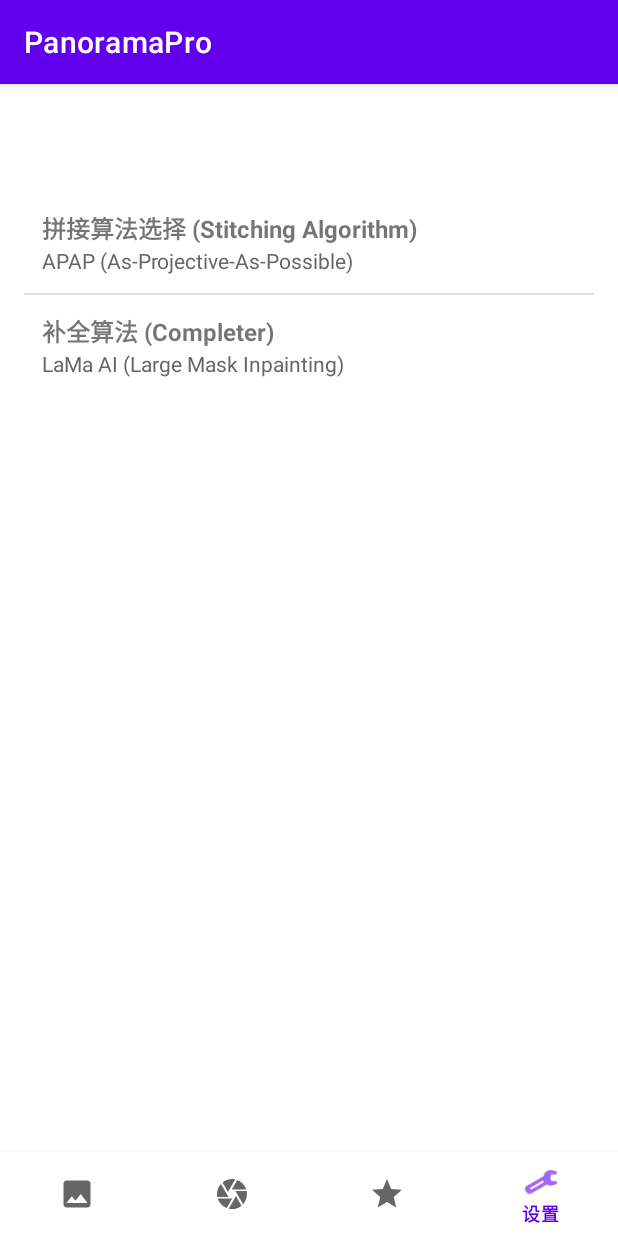
After one commit to saikewei/PanoramaPro, an Android app: the SettingsFragment screen opened through its navigation route, on a phone screen of 412 x 824 dp. The commit adds this screen. Run offline under Robolectric (Android 15) with nearby library versions, the phone set to English and light mode, and no system bars; our stand-ins replace navigation-ui.

Commit message:
添加设置界面

```diff
--- /dev/null
+++ b/app/src/main/java/com/example/panoramapro/ui/settings/SettingsFragment.java
@@ -0,0 +1,84 @@
+package com.example.panoramapro.ui.settings;
+
+import android.content.Context;
+import android.content.SharedPreferences;
+import android.os.Bundle;
+import android.view.LayoutInflater;
+import android.view.View;
+import android.view.ViewGroup;
+import android.widget.TextView;
+import androidx.annotation.NonNull;
+import androidx.annotation.Nullable;
+import androidx.appcompat.app.AlertDialog;
+import androidx.fragment.app.Fragment;
+import com.example.panoramapro.R;
+
+public class SettingsFragment extends Fragment {
+
+    public static final String PREFS_NAME = "panorama_prefs";
+    public static final String KEY_STITCH_ALGO = "stitch_algo";
+    public static final String KEY_COMPLETE_ALGO = "complete_algo";
+
+    private SharedPreferences prefs;
+    private TextView tvStitch, tvComp;
+
+    @Nullable
+    @Override
+    public View onCreateView(@NonNull LayoutInflater inflater, @Nullable ViewGroup container, @Nullable Bundle savedInstanceState) {
+        return inflater.inflate(R.layout.fragment_settings, container, false);
+    }
+
+    @Override
+    public void onViewCreated(@NonNull View view, @Nullable Bundle savedInstanceState) {
+        super.onViewCreated(view, savedInstanceState);
+        prefs = requireContext().getSharedPreferences(PREFS_NAME, Context.MODE_PRIVATE);
+
+        tvStitch = view.findViewById(R.id.tv_current_stitch);
+        tvComp = view.findViewById(R.id.tv_current_comp);
+
+        // 初始化文字
+        refreshTextLabels();
+
+        // 列表项点击事件
+        view.findViewById(R.id.layout_stitch_choice).setOnClickListener(v -> {
+            String[] options = {"APAP (As-Projective-As-Possible)", "SIFT拼接"};
+            String[] values = {"APAP", "BASIC"};
+            showChoiceDialog("选择拼接算法", KEY_STITCH_ALGO, options, values);
+        });
+
+        view.findViewById(R.id.layout_comp_choice).setOnClickListener(v -> {
+            String[] options = {"LaMa AI (Large Mask Inpainting)", "不进行补全 (None)"};
+            String[] values = {"LAMA", "NONE"};
+            showChoiceDialog("选择补全算法", KEY_COMPLETE_ALGO, options, values);
+        });
+    }
+
+    private void showChoiceDialog(String title, String key, String[] options, String[] values) {
+        String currentVal = prefs.getString(key, values[0]);
+        int checkedItem = 0;
+        for (int i = 0; i < values.length; i++) {
+            if (values[i].equals(currentVal)) {
+                checkedItem = i;
+                break;
+            }
+        }
+
+        new AlertDialog.Builder(requireContext())
+                .setTitle(title)
+                .setSingleChoiceItems(options, checkedItem, (dialog, which) -> {
+                    prefs.edit().putString(key, values[which]).apply();
+                    refreshTextLabels(); // 更新界面
+                    dialog.dismiss();
+                })
+                .setNegativeButton("取消", null)
+                .show();
+    }
+
+    private void refreshTextLabels() {
+        String stitch = prefs.getString(KEY_STITCH_ALGO, "APAP");
+        tvStitch.setText(stitch.equals("APAP") ? "APAP (As-Projective-As-Possible)" : "SIFT拼接");
+
+        String comp = prefs.getString(KEY_COMPLETE_ALGO, "LAMA");
+        tvComp.setText(comp.equals("LAMA") ? "LaMa AI (Large Mask Inpainting)" : "不进行补全 (None)");
+    }
+}
--- /dev/null
+++ b/app/src/main/res/layout/fragment_settings.xml
@@ -0,0 +1,61 @@
+<?xml version="1.0" encoding="utf-8"?>
+<LinearLayout xmlns:android="http://schemas.android.com/apk/res/android"
+    android:layout_width="match_parent"
+    android:layout_height="match_parent"
+    android:orientation="vertical"
+    android:fitsSystemWindows="true"
+    android:layout_marginTop="?attr/actionBarSize"
+    android:padding="16dp">
+
+    <LinearLayout
+        android:id="@+id/layout_stitch_choice"
+        android:layout_width="match_parent"
+        android:layout_height="wrap_content"
+        android:orientation="vertical"
+        android:background="?attr/selectableItemBackground"
+        android:padding="12dp">
+
+        <TextView
+            android:layout_width="wrap_content"
+            android:layout_height="wrap_content"
+            android:text="@string/text_stitching_algorithm"
+            android:textSize="16sp"
+            android:textStyle="bold" />
+
+        <TextView
+            android:id="@+id/tv_current_stitch"
+            android:layout_width="wrap_content"
+            android:layout_height="wrap_content"
+            android:text="@string/text_apap_algorithm"
+            android:textColor="#666666" />
+    </LinearLayout>
+
+    <View
+        android:layout_width="match_parent"
+        android:layout_height="1dp"
+        android:background="#DDDDDD" />
+
+    <LinearLayout
+        android:id="@+id/layout_comp_choice"
+        android:layout_width="match_parent"
+        android:layout_height="wrap_content"
+        android:orientation="vertical"
+        android:background="?attr/selectableItemBackground"
+        android:padding="12dp">
+
+        <TextView
+            android:layout_width="wrap_content"
+            android:layout_height="wrap_content"
+            android:text="@string/text_completer_algorithm_choice"
+            android:textSize="16sp"
+            android:textStyle="bold" />
+
+        <TextView
+            android:id="@+id/tv_current_comp"
+            android:layout_width="wrap_content"
+            android:layout_height="wrap_content"
+            android:text="@string/text_lama_algorithm"
+            android:textColor="#666666" />
+    </LinearLayout>
+
+</LinearLayout>
--- a/app/src/main/res/menu/bottom_nav_menu.xml
+++ b/app/src/main/res/menu/bottom_nav_menu.xml
@@ -14,4 +14,8 @@
         android:id="@+id/navigation_effects"
         android:icon="@drawable/ic_planet"
         android:title="@string/title_effects" />
+    <item
+        android:id="@+id/navigation_settings"
+        android:icon="@android:drawable/ic_menu_preferences"
+        android:title="@string/title_settings" />
 </menu>
--- a/app/src/main/res/navigation/mobile_navigation.xml
+++ b/app/src/main/res/navigation/mobile_navigation.xml
@@ -18,4 +18,9 @@
         android:id="@+id/navigation_effects"
         android:name="com.example.panoramapro.ui.effects.EffectsFragment"
         android:label="Effects" />
+
+    <fragment
+        android:id="@+id/navigation_settings"
+        android:name="com.example.panoramapro.ui.settings.SettingsFragment"
+        android:label="Settings" />
 </navigation>
--- a/app/src/main/res/values/strings.xml
+++ b/app/src/main/res/values/strings.xml
@@ -4,4 +4,11 @@
     <string name="title_gallery">相册/拼接</string>
     <string name="title_capture">拍摄</string>
     <string name="title_effects">特效</string>
+    <string name="title_settings">设置</string>
+    <string name="text_stitching_algorithm">拼接算法选择 (Stitching Algorithm)</string>
+    <string name="text_apap_algorithm">APAP (As-Projective-As-Possible)</string>
+    <string name="text_SIFT_algorithm">SIFT拼接</string>
+    <string name="text_completer_algorithm_choice">补全算法 (Completer)</string>
+    <string name="text_lama_algorithm">LaMa AI (Large Mask Inpainting)</string>
+    <string name="text_no_complete_algorithm">不进行补全 (None)</string>
 </resources>
```
